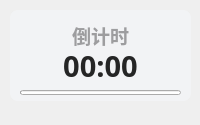
Before: the Qt Designer form ui/default/widget-countdown.ui in RinLit-233-shiroko/Class-Widgets, drawn with Qt 5.
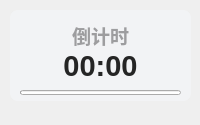
After: the same form once the commit is applied. Custom widgets are drawn as their Qt base class.

What changed in the file:
```diff
--- a/ui/default/widget-countdown.ui
+++ b/ui/default/widget-countdown.ui
@@ -101,7 +101,7 @@
    </property>
    <property name="font">
     <font>
-     <family>Microsoft YaHei</family>
+     <family>Microsoft YaHei UI</family>
      <pointsize>22</pointsize>
      <weight>75</weight>
      <bold>true</bold>
```
Left out of the diff: 2 changed lines with no effect on the pictures.
